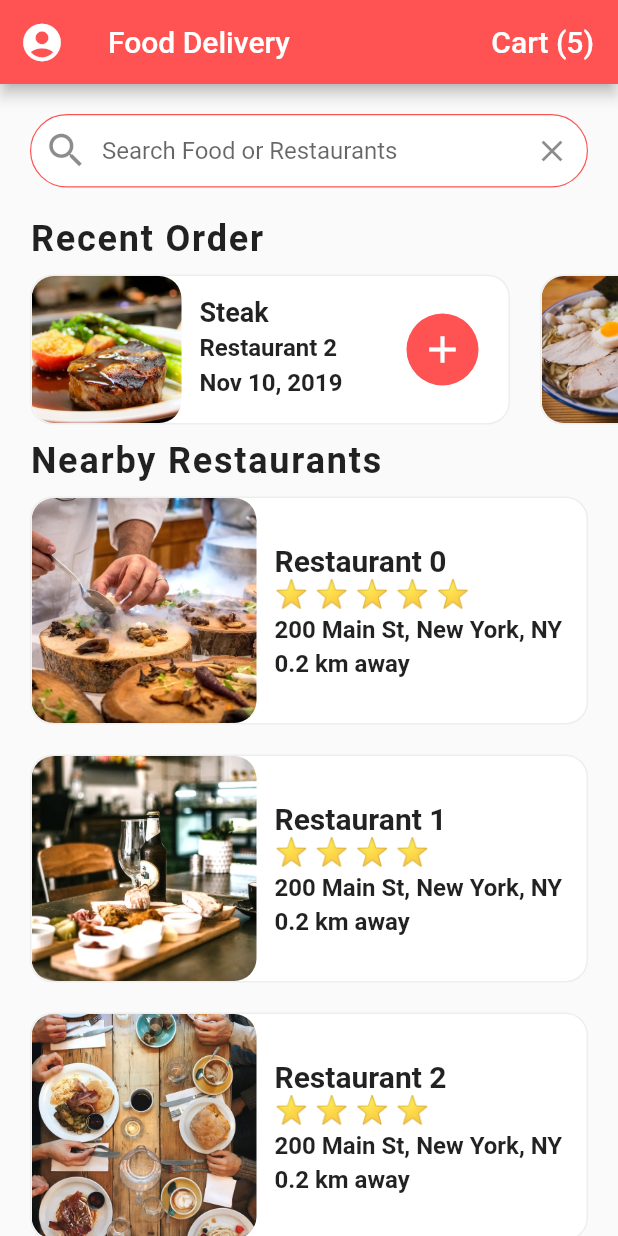
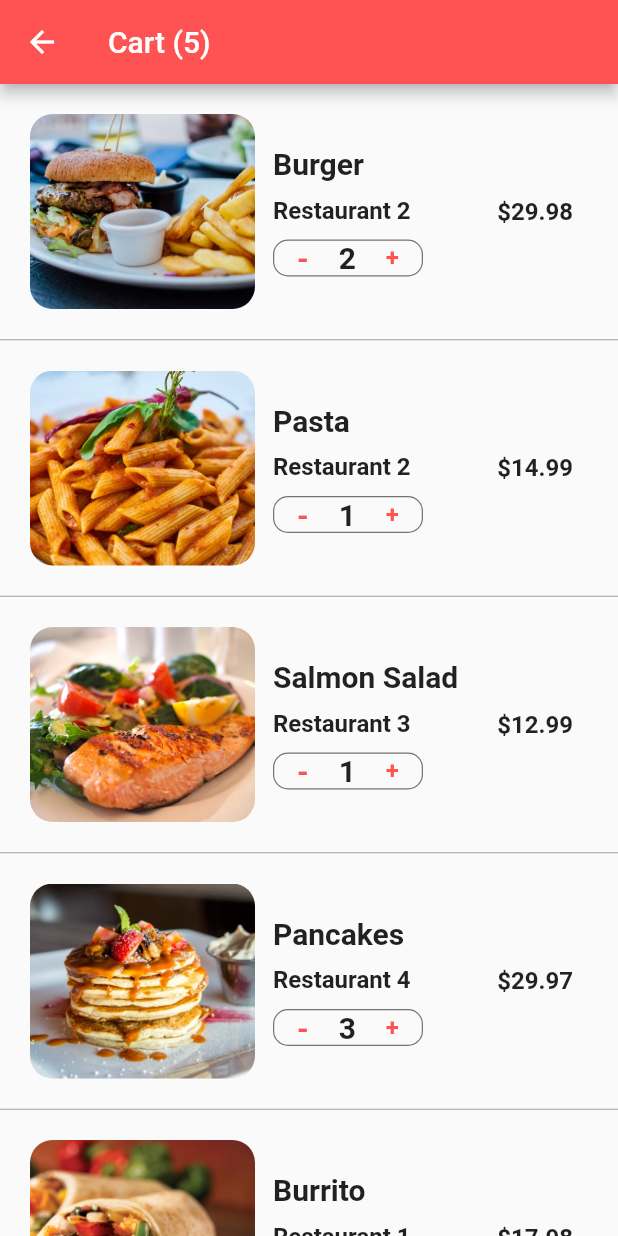
Before and after one commit to nischalshk/foodhub, a Flutter app: the screen it shows after launch, after a tap on an icon or button, on a phone screen of 412 x 824 dp. Run offline on Flutter 3.47's test engine with Material 2 defaults, Android fonts, the phone set to English and light mode, and no system bars.

Commit message:
cart screen done ,basic ui complete

```diff
--- /dev/null
+++ b/flutter_food_delivery_ui/lib/screens/cart_screen.dart
@@ -0,0 +1,148 @@
+import 'package:flutter/material.dart';
+import 'package:flutter_food_delivery_ui/data/data.dart';
+import 'package:flutter_food_delivery_ui/models/order.dart';
+
+class CartScreen extends StatefulWidget {
+  @override
+  _CartScreenState createState() => _CartScreenState();
+}
+
+class _CartScreenState extends State<CartScreen> {
+  _buildCartItem(Order order) {
+    return Container(
+      padding: EdgeInsets.all(20.0),
+      height: 170,
+      child: Row(
+        children: <Widget>[
+          Expanded(
+            child: Row(
+              children: <Widget>[
+                Container(
+                  width: 150.0,
+                  decoration: BoxDecoration(
+                    image: DecorationImage(
+                      image: AssetImage(order.food.imageUrl),
+                      fit: BoxFit.cover,
+                    ),
+                    borderRadius: BorderRadius.circular(15.0),
+                  ),
+                ),
+                Expanded(
+                  child: Container(
+                    margin: EdgeInsets.all(12.0),
+                    child: Column(
+                      mainAxisAlignment: MainAxisAlignment.center,
+                      crossAxisAlignment: CrossAxisAlignment.start,
+                      children: <Widget>[
+                        Text(
+                          order.food.name,
+                          style: TextStyle(
+                            fontSize: 20.0,
+                            fontWeight: FontWeight.bold,
+                          ),
+                          overflow: TextOverflow.ellipsis,
+                        ),
+                        SizedBox(height: 10.0),
+                        Text(
+                          order.restaurant.name,
+                          style: TextStyle(
+                            fontSize: 16.0,
+                            fontWeight: FontWeight.w600,
+                          ),
+                          overflow: TextOverflow.ellipsis,
+                        ),
+                        SizedBox(height: 10.0),
+                        Container(
+                          width: 100.0,
+                          decoration: BoxDecoration(
+                            borderRadius: BorderRadius.circular(10.0),
+                            border: Border.all(
+                              color: Colors.black54,
+                              width: 0.8,
+                            ),
+                          ),
+                          child: Row(
+                            mainAxisAlignment: MainAxisAlignment.center,
+                            children: <Widget>[
+                              GestureDetector(
+                                onTap: () {},
+                                child: Text(
+                                  '-',
+                                  style: TextStyle(
+                                    color: Theme.of(context).primaryColor,
+                                    fontSize: 20.0,
+                                    fontWeight: FontWeight.w600,
+                                  ),
+                                ),
+                              ),
+                              SizedBox(
+                                width: 20.0,
+                              ),
+                              Text(
+                                order.quantity.toString(),
+                                style: TextStyle(
+                                  fontSize: 20.0,
+                                  fontWeight: FontWeight.w600,
+                                ),
+                              ),
+                              SizedBox(
+                                width: 20.0,
+                              ),
+                              GestureDetector(
+                                onTap: () {},
+                                child: Text(
+                                  '+',
+                                  style: TextStyle(
+                                    color: Theme.of(context).primaryColor,
+                                    fontSize: 16.0,
+                                    fontWeight: FontWeight.w600,
+                                  ),
+                                ),
+                              ),
+                            ],
+                          ),
+                        ),
+                      ],
+                    ),
+                  ),
+                ),
+              ],
+            ),
+          ),
+          Container(
+            margin: EdgeInsets.all(10.0),
+            child: Text(
+              '\$${order.quantity * order.food.price}',
+              style: TextStyle(
+                fontSize: 16.0,
+                fontWeight: FontWeight.w600,
+              ),
+            ),
+          ),
+        ],
+      ),
+    );
+  }
+
+  @override
+  Widget build(BuildContext context) {
+    return Scaffold(
+      appBar: AppBar(
+        title: Text('Cart (${currentUser.cart.length})'),
+      ),
+      body: ListView.separated(
+        itemCount: currentUser.cart.length,
+        itemBuilder: (BuildContext context, int index) {
+          Order order = currentUser.cart[index];
+          return _buildCartItem(order);
+        },
+        separatorBuilder: (BuildContext context, int index) {
+          return Divider(
+            height: 1.0,
+            color: Colors.grey,
+          );
+        },
+      ),
+    );
+  }
+}
--- a/flutter_food_delivery_ui/lib/screens/home_screen.dart
+++ b/flutter_food_delivery_ui/lib/screens/home_screen.dart
@@ -2,6 +2,7 @@ import 'package:flutter/material.dart';
 
 import 'package:flutter_food_delivery_ui/data/data.dart';
 import 'package:flutter_food_delivery_ui/models/restaurant.dart';
+import 'package:flutter_food_delivery_ui/screens/cart_screen.dart';
 import 'package:flutter_food_delivery_ui/screens/restaurant_screen.dart';
 import 'package:flutter_food_delivery_ui/widgets/rating_stars.dart';
 import 'package:flutter_food_delivery_ui/widgets/recent_orders.dart';
@@ -47,7 +48,8 @@ class _HomeScreenState extends State<HomeScreen> {
                     ),
                   ),
                 ),
-                Container(
+                Expanded(
+                  child: Container(
                     margin: EdgeInsets.all(12.0),
                     child: Column(
                       mainAxisAlignment: MainAxisAlignment.center,
@@ -87,6 +89,7 @@ class _HomeScreenState extends State<HomeScreen> {
                       ],
                     ),
                   ),
+                ),
               ],
             ),
           ),
@@ -115,7 +118,12 @@ class _HomeScreenState extends State<HomeScreen> {
                   fontSize: 20.0,
                 ),
               ),
-              onPressed: () {},
+              onPressed: () => Navigator.push(
+                context,
+                MaterialPageRoute(
+                  builder: (_) => CartScreen(),
+                ),
+              ),
             ),
           ],
         ),
```
Lines whose indentation alone changed are shown as unchanged.
